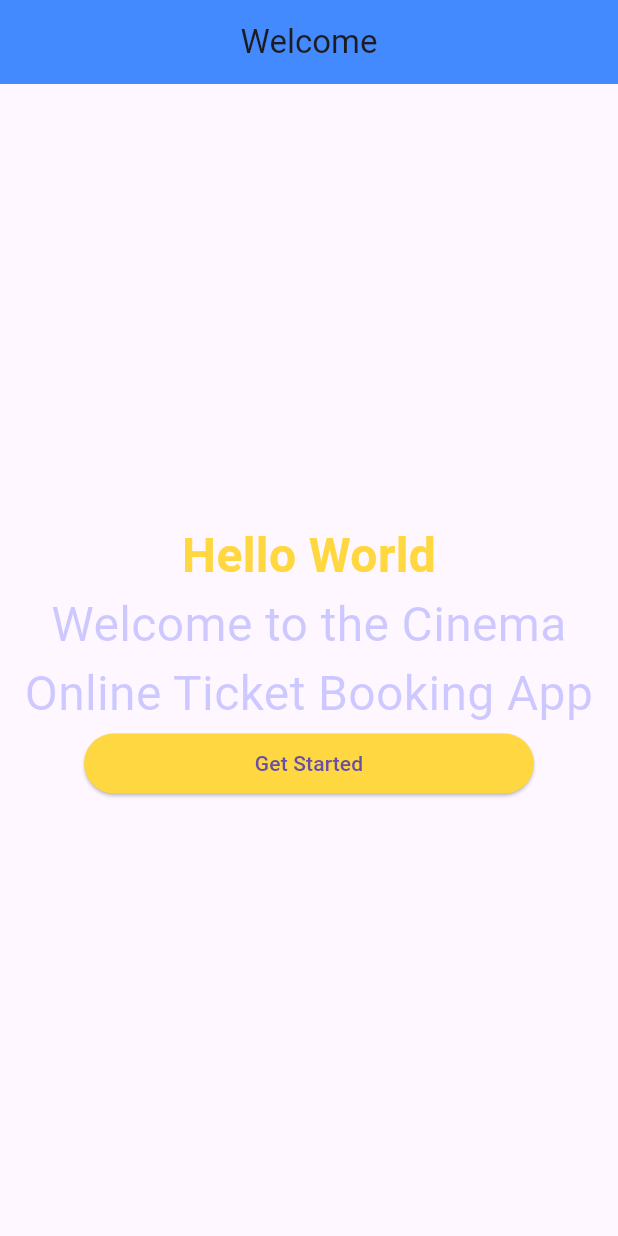
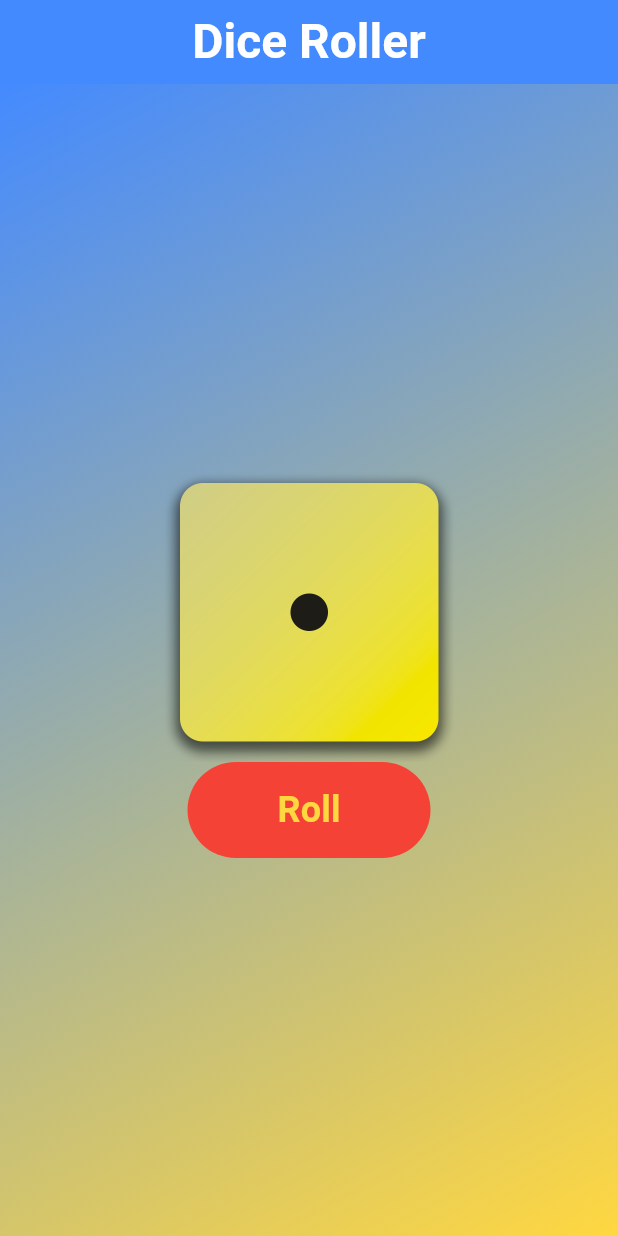
Before and after one commit to VirithHeang12/cinema_online_ticket_booking_app, a Flutter app: the screen it shows after launch, on a phone screen of 412 x 824 dp. Run offline on Flutter 3.47's test engine with Material 3 defaults, Android fonts, the light colour scheme and no system bars; Roboto replaces fonts that are missing (Times New Roman).

Commit message:
Add DiceRoller widget and update main app entry point

```diff
--- /dev/null
+++ b/lib/features/home_pages/presentation/dice_roller.dart
@@ -0,0 +1,64 @@
+import 'package:flutter/material.dart';
+
+class DiceRoller extends StatelessWidget {
+  const DiceRoller({super.key});
+
+  void rollDice() {
+    print('Rolling Dice');
+  }
+
+  @override
+  Widget build(BuildContext context) {
+    return Scaffold(
+      appBar: AppBar(
+        title: const Text('Dice Roller',
+          textAlign: TextAlign.center,
+          style: TextStyle(
+            fontSize: 32,
+            fontWeight: FontWeight.bold,
+            color: Colors.white,
+          )
+        ),
+        centerTitle: true,
+        backgroundColor: Colors.blueAccent,
+      ),
+      body: Container(
+        decoration: const BoxDecoration(
+          gradient: LinearGradient(
+            colors: [
+              Colors.blueAccent,
+              Colors.amberAccent,
+            ],
+            begin: Alignment.topLeft,
+            end: Alignment.bottomRight,
+          )
+        ),
+        child: Center(
+          child: Column(
+            mainAxisSize: MainAxisSize.min,
+            children: [
+              Image.asset('assets/images/dice-1.png',
+                width: 200,
+                height: 200,
+              ),
+              TextButton(
+                onPressed: rollDice,
+                style: TextButton.styleFrom(
+                  backgroundColor: Colors.red,
+                  padding: const EdgeInsets.symmetric(vertical: 15, horizontal: 60),
+                ),
+                child: const Text('Roll',
+                  style: TextStyle(
+                    fontSize: 24,
+                    fontWeight: FontWeight.bold,
+                    color: Colors.amberAccent,
+                  ),
+                ),
+              )
+            ],
+          )
+        ),
+      )
+    );
+  }
+}
--- a/lib/features/home_pages/presentation/welcome_page.dart
+++ b/lib/features/home_pages/presentation/welcome_page.dart
@@ -7,7 +7,7 @@ class WelcomePage extends StatelessWidget {
   Widget build(BuildContext context) {
     return Scaffold(
       appBar: AppBar(
-        title: const Text('Welcome'),
+        title: const Text('Welcome to Flutter'),
         backgroundColor: Colors.blueAccent,
         centerTitle: true,
       ),
--- a/lib/main.dart
+++ b/lib/main.dart
@@ -1,4 +1,4 @@
-import 'package:cinema_online_ticket_booking_app/features/home_pages/presentation/welcome_page.dart';
+import 'package:cinema_online_ticket_booking_app/features/home_pages/presentation/dice_roller.dart';
 import 'package:flutter/material.dart';
 
 void main() {
@@ -14,7 +14,7 @@ class MyApp extends StatelessWidget {
   Widget build(BuildContext context) {
     return MaterialApp(
         title: 'Cinema Online Ticket Booking App',
-        home: WelcomePage()
+        home: const DiceRoller()
     );
   }
 }
--- a/pubspec.yaml
+++ b/pubspec.yaml
@@ -58,8 +58,8 @@ flutter:
   uses-material-design: true
 
   # To add assets to your application, add an assets section, like this:
-  # assets:
-  #   - images/a_dot_burr.jpeg
+  assets:
+     - assets/images/
   #   - images/a_dot_ham.jpeg
 
   # An image asset can refer to one or more resolution-specific "variants", see
```
Also changed, not shown: assets/images/dice-1.png (added), assets/images/dice-2.png (added), assets/images/dice-3.png (added), assets/images/dice-4.png (added), assets/images/dice-5.png (added), assets/images/dice-6.png (added).
